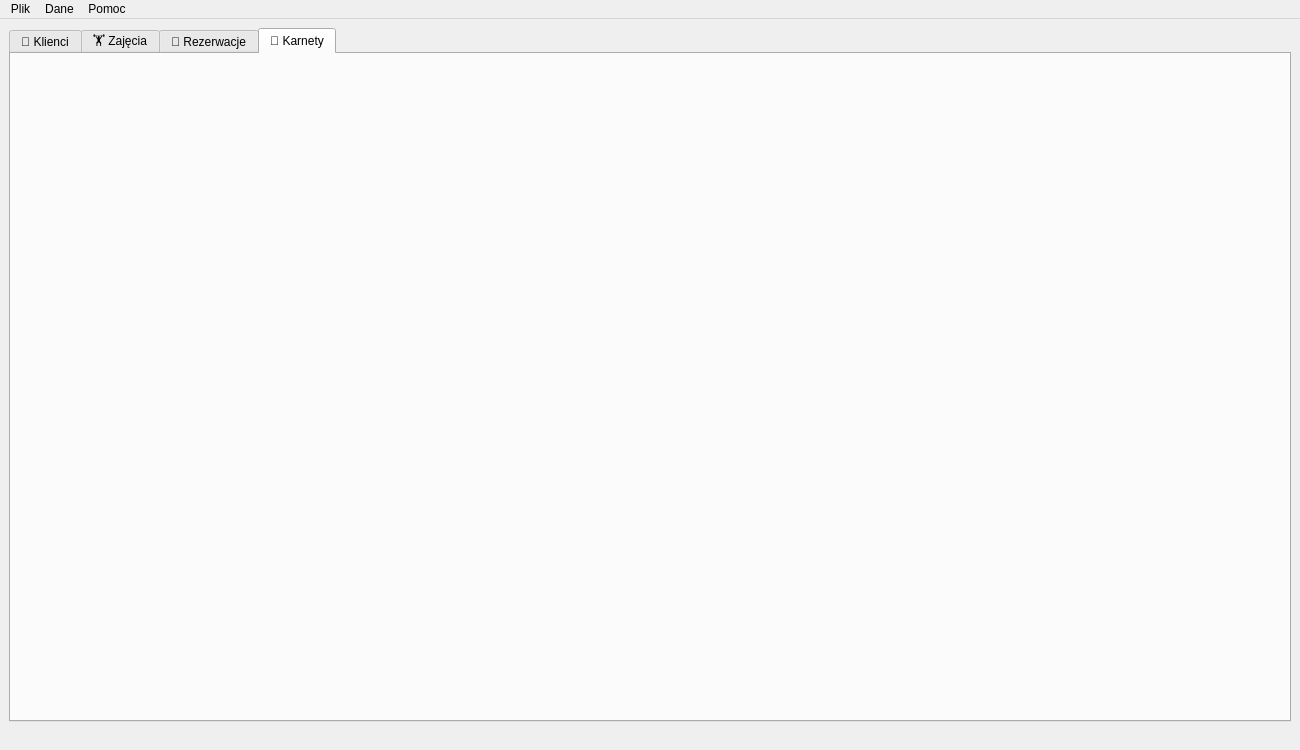
First picture: the form in mainwindow.ui, repository kacperhy/ZSilka, before the edit.
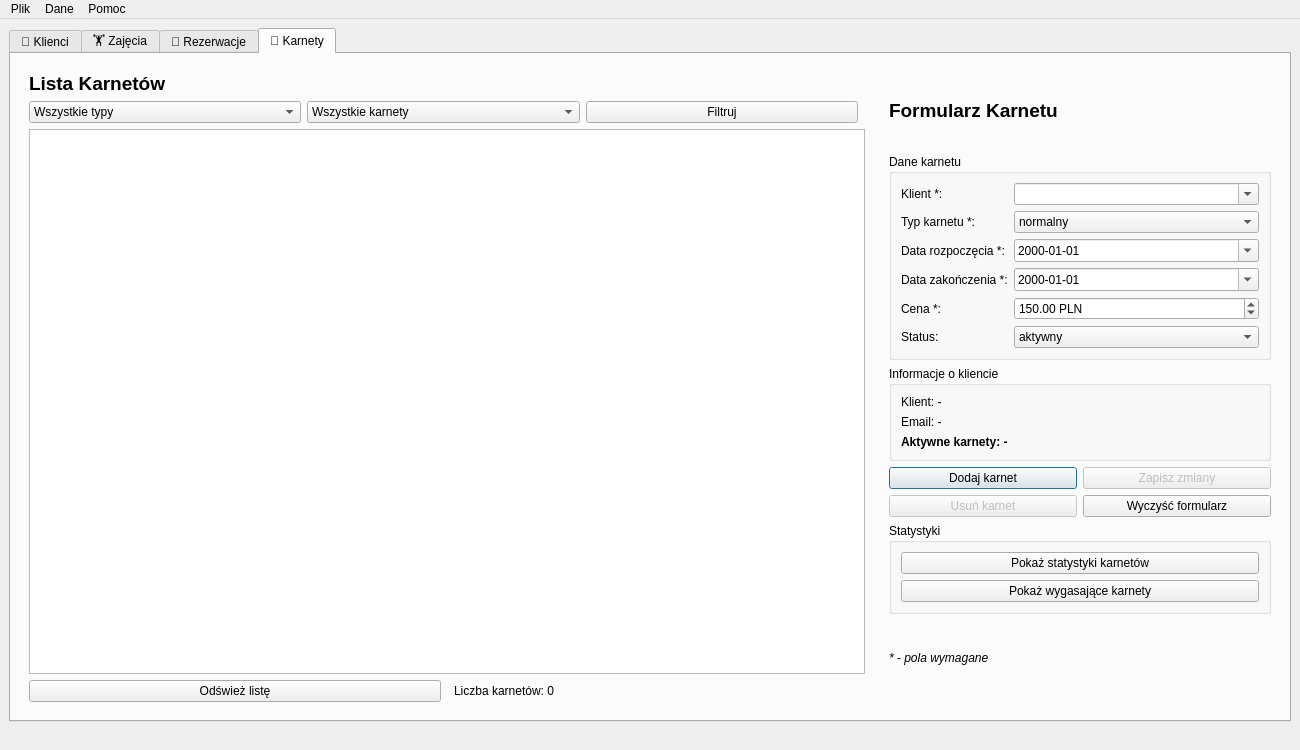
Second picture: the form after the edit. The open tabs and pages were chosen to show the change.

Commit message: lekko naprawiony eksport

```diff
--- a/mainwindow.ui
+++ b/mainwindow.ui
@@ -55,7 +55,423 @@
        <attribute name="title">
         <string>🎫 Karnety</string>
        </attribute>
-       <!-- Cała zawartość zakładki karnety bez zmian -->
+       <layout class="QHBoxLayout" name="horizontalLayout_karnety">
+        <item>
+         <!-- LEWA STRONA - LISTA KARNETÓW -->
+         <widget class="QWidget" name="leftPanelKarnety" native="true">
+          <property name="minimumSize">
+           <size>
+            <width>650</width>
+            <height>0</height>
+           </size>
+          </property>
+          <layout class="QVBoxLayout" name="verticalLayout_leftKarnety">
+           <item>
+            <widget class="QLabel" name="labelKarnetyTitle">
+             <property name="text">
+              <string>Lista Karnetów</string>
+             </property>
+             <property name="font">
+              <font>
+               <pointsize>14</pointsize>
+               <weight>75</weight>
+               <bold>true</bold>
+              </font>
+             </property>
+            </widget>
+           </item>
+
+           <!-- Filtrowanie karnetów -->
+           <item>
+            <layout class="QHBoxLayout" name="filterLayoutKarnety">
+             <item>
+              <widget class="QComboBox" name="comboBoxFilterTypKarnetu">
+               <item>
+                <property name="text">
+                 <string>Wszystkie typy</string>
+                </property>
+               </item>
+               <item>
+                <property name="text">
+                 <string>Tylko normalne</string>
+                </property>
+               </item>
+               <item>
+                <property name="text">
+                 <string>Tylko studenckie</string>
+                </property>
+               </item>
+              </widget>
+             </item>
+             <item>
+              <widget class="QComboBox" name="comboBoxFilterStatusKarnetu">
+               <item>
+                <property name="text">
+                 <string>Wszystkie karnety</string>
+                </property>
+               </item>
+               <item>
+                <property name="text">
+                 <string>Tylko aktywne</string>
+                </property>
+               </item>
+               <item>
+                <property name="text">
+                 <string>Tylko nieaktywne</string>
+                </property>
+               </item>
+              </widget>
+             </item>
+             <item>
+              <widget class="QPushButton" name="pushButtonFilterKarnety">
+               <property name="text">
+                <string>Filtruj</string>
+               </property>
+              </widget>
+             </item>
+             <item>
+              <spacer name="horizontalSpacerFilterKarnety">
+               <property name="orientation">
+                <enum>Qt::Horizontal</enum>
+               </property>
+              </spacer>
+             </item>
+            </layout>
+           </item>
+
+           <!-- Tabela z karnetami -->
+           <item>
+            <widget class="QTableWidget" name="tableWidgetKarnety">
+             <property name="alternatingRowColors">
+              <bool>true</bool>
+             </property>
+             <property name="selectionBehavior">
+              <enum>QAbstractItemView::SelectRows</enum>
+             </property>
+             <property name="sortingEnabled">
+              <bool>true</bool>
+             </property>
+            </widget>
+           </item>
+
+           <!-- Przyciski akcji karnetów -->
+           <item>
+            <layout class="QHBoxLayout" name="buttonsLayoutKarnety">
+             <item>
+              <widget class="QPushButton" name="pushButtonOdswiezKarnety">
+               <property name="text">
+                <string>Odśwież listę</string>
+               </property>
+              </widget>
+             </item>
+             <item>
+              <spacer name="horizontalSpacerKarnety">
+               <property name="orientation">
+                <enum>Qt::Horizontal</enum>
+               </property>
+              </spacer>
+             </item>
+             <item>
+              <widget class="QLabel" name="labelLiczbaKarnetow">
+               <property name="text">
+                <string>Liczba karnetów: 0</string>
+               </property>
+              </widget>
+             </item>
+            </layout>
+           </item>
+          </layout>
+         </widget>
+        </item>
+
+        <item>
+         <!-- PRAWA STRONA - FORMULARZ KARNETU -->
+         <widget class="QWidget" name="rightPanelKarnety" native="true">
+          <property name="minimumSize">
+           <size>
+            <width>400</width>
+            <height>0</height>
+           </size>
+          </property>
+          <property name="maximumSize">
+           <size>
+            <width>500</width>
+            <height>16777215</height>
+           </size>
+          </property>
+          <layout class="QVBoxLayout" name="verticalLayout_rightKarnety">
+           <item>
+            <widget class="QLabel" name="labelFormularzKarnetuTitle">
+             <property name="text">
+              <string>Formularz Karnetu</string>
+             </property>
+             <property name="font">
+              <font>
+               <pointsize>14</pointsize>
+               <weight>75</weight>
+               <bold>true</bold>
+              </font>
+             </property>
+            </widget>
+           </item>
+
+           <!-- Formularz karnetu -->
+           <item>
+            <widget class="QGroupBox" name="groupBoxFormularzKarnetu">
+             <property name="title">
+              <string>Dane karnetu</string>
+             </property>
+             <layout class="QFormLayout" name="formLayoutKarnetu">
+              <item row="0" column="0">
+               <widget class="QLabel" name="labelKlientKarnetu">
+                <property name="text">
+                 <string>Klient *:</string>
+                </property>
+               </widget>
+              </item>
+              <item row="0" column="1">
+               <widget class="QComboBox" name="comboBoxKlientKarnetu">
+                <property name="editable">
+                 <bool>true</bool>
+                </property>
+               </widget>
+              </item>
+              <item row="1" column="0">
+               <widget class="QLabel" name="labelTypKarnetu">
+                <property name="text">
+                 <string>Typ karnetu *:</string>
+                </property>
+               </widget>
+              </item>
+              <item row="1" column="1">
+               <widget class="QComboBox" name="comboBoxTypKarnetu">
+                <item>
+                 <property name="text">
+                  <string>normalny</string>
+                 </property>
+                </item>
+                <item>
+                 <property name="text">
+                  <string>studencki</string>
+                 </property>
+                </item>
+               </widget>
+              </item>
+              <item row="2" column="0">
+               <widget class="QLabel" name="labelDataRozpocKarnetu">
+                <property name="text">
+                 <string>Data rozpoczęcia *:</string>
+                </property>
+               </widget>
+              </item>
+              <item row="2" column="1">
+               <widget class="QDateEdit" name="dateEditRozpocKarnetu">
+                <property name="displayFormat">
+                 <string>yyyy-MM-dd</string>
+                </property>
+                <property name="calendarPopup">
+                 <bool>true</bool>
+                </property>
+               </widget>
+              </item>
+              <item row="3" column="0">
+               <widget class="QLabel" name="labelDataZakonKarnetu">
+                <property name="text">
+                 <string>Data zakończenia *:</string>
+                </property>
+               </widget>
+              </item>
+              <item row="3" column="1">
+               <widget class="QDateEdit" name="dateEditZakonKarnetu">
+                <property name="displayFormat">
+                 <string>yyyy-MM-dd</string>
+                </property>
+                <property name="calendarPopup">
+                 <bool>true</bool>
+                </property>
+               </widget>
+              </item>
+              <item row="4" column="0">
+               <widget class="QLabel" name="labelCenaKarnetu">
+                <property name="text">
+                 <string>Cena *:</string>
+                </property>
+               </widget>
+              </item>
+              <item row="4" column="1">
+               <widget class="QDoubleSpinBox" name="doubleSpinBoxCenaKarnetu">
+                <property name="suffix">
+                 <string> PLN</string>
+                </property>
+                <property name="minimum">
+                 <double>0.010000000000000</double>
+                </property>
+                <property name="maximum">
+                 <double>9999.990000000000000</double>
+                </property>
+                <property name="value">
+                 <double>150.000000000000000</double>
+                </property>
+               </widget>
+              </item>
+              <item row="5" column="0">
+               <widget class="QLabel" name="labelStatusKarnetu">
+                <property name="text">
+                 <string>Status:</string>
+                </property>
+               </widget>
+              </item>
+              <item row="5" column="1">
+               <widget class="QComboBox" name="comboBoxStatusKarnetu">
+                <item>
+                 <property name="text">
+                  <string>aktywny</string>
+                 </property>
+                </item>
+                <item>
+                 <property name="text">
+                  <string>nieaktywny</string>
+                 </property>
+                </item>
+               </widget>
+              </item>
+             </layout>
+            </widget>
+           </item>
+
+           <!-- Informacje o kliencie -->
+           <item>
+            <widget class="QGroupBox" name="groupBoxInfoKlient">
+             <property name="title">
+              <string>Informacje o kliencie</string>
+             </property>
+             <layout class="QVBoxLayout" name="verticalLayoutInfoKlient">
+              <item>
+               <widget class="QLabel" name="labelInfoImieNazwisko">
+                <property name="text">
+                 <string>Klient: -</string>
+                </property>
+               </widget>
+              </item>
+              <item>
+               <widget class="QLabel" name="labelInfoEmailKlient">
+                <property name="text">
+                 <string>Email: -</string>
+                </property>
+               </widget>
+              </item>
+              <item>
+               <widget class="QLabel" name="labelInfoAktywneKarnety">
+                <property name="text">
+                 <string>Aktywne karnety: -</string>
+                </property>
+                <property name="font">
+                 <font>
+                  <weight>75</weight>
+                  <bold>true</bold>
+                 </font>
+                </property>
+               </widget>
+              </item>
+             </layout>
+            </widget>
+           </item>
+
+           <!-- Przyciski formularza karnetu -->
+           <item>
+            <layout class="QHBoxLayout" name="formButtonsLayoutKarnetu">
+             <item>
+              <widget class="QPushButton" name="pushButtonDodajKarnet">
+               <property name="text">
+                <string>Dodaj karnet</string>
+               </property>
+               <property name="default">
+                <bool>true</bool>
+               </property>
+              </widget>
+             </item>
+             <item>
+              <widget class="QPushButton" name="pushButtonEdytujKarnet">
+               <property name="text">
+                <string>Zapisz zmiany</string>
+               </property>
+               <property name="enabled">
+                <bool>false</bool>
+               </property>
+              </widget>
+             </item>
+            </layout>
+           </item>
+           <item>
+            <layout class="QHBoxLayout" name="formButtonsLayoutKarnetu2">
+             <item>
+              <widget class="QPushButton" name="pushButtonUsunKarnet">
+               <property name="text">
+                <string>Usuń karnet</string>
+               </property>
+               <property name="enabled">
+                <bool>false</bool>
+               </property>
+              </widget>
+             </item>
+             <item>
+              <widget class="QPushButton" name="pushButtonWyczyscKarnet">
+               <property name="text">
+                <string>Wyczyść formularz</string>
+               </property>
+              </widget>
+             </item>
+            </layout>
+           </item>
+
+           <!-- Statystyki karnetów -->
+           <item>
+            <widget class="QGroupBox" name="groupBoxStatystykiKarnety">
+             <property name="title">
+              <string>Statystyki</string>
+             </property>
+             <layout class="QVBoxLayout" name="verticalLayoutStatystykiKarnety">
+              <item>
+               <widget class="QPushButton" name="pushButtonPokazStatystykiKarnety">
+                <property name="text">
+                 <string>Pokaż statystyki karnetów</string>
+                </property>
+               </widget>
+              </item>
+              <item>
+               <widget class="QPushButton" name="pushButtonPokazWygasajace">
+                <property name="text">
+                 <string>Pokaż wygasające karnety</string>
+                </property>
+               </widget>
+              </item>
+             </layout>
+            </widget>
+           </item>
+
+           <item>
+            <widget class="QLabel" name="labelWymaganeKarnety">
+             <property name="text">
+              <string>* - pola wymagane</string>
+             </property>
+             <property name="font">
+              <font>
+               <italic>true</italic>
+              </font>
+             </property>
+            </widget>
+           </item>
+           <item>
+            <spacer name="verticalSpacerKarnety">
+             <property name="orientation">
+              <enum>Qt::Vertical</enum>
+             </property>
+            </spacer>
+           </item>
+          </layout>
+         </widget>
+        </item>
+       </layout>
       </widget>
      </widget>
     </item>
```
Left out of the diff: 1056 changed lines with no effect on the pictures. The commit also changes 2 other files.
